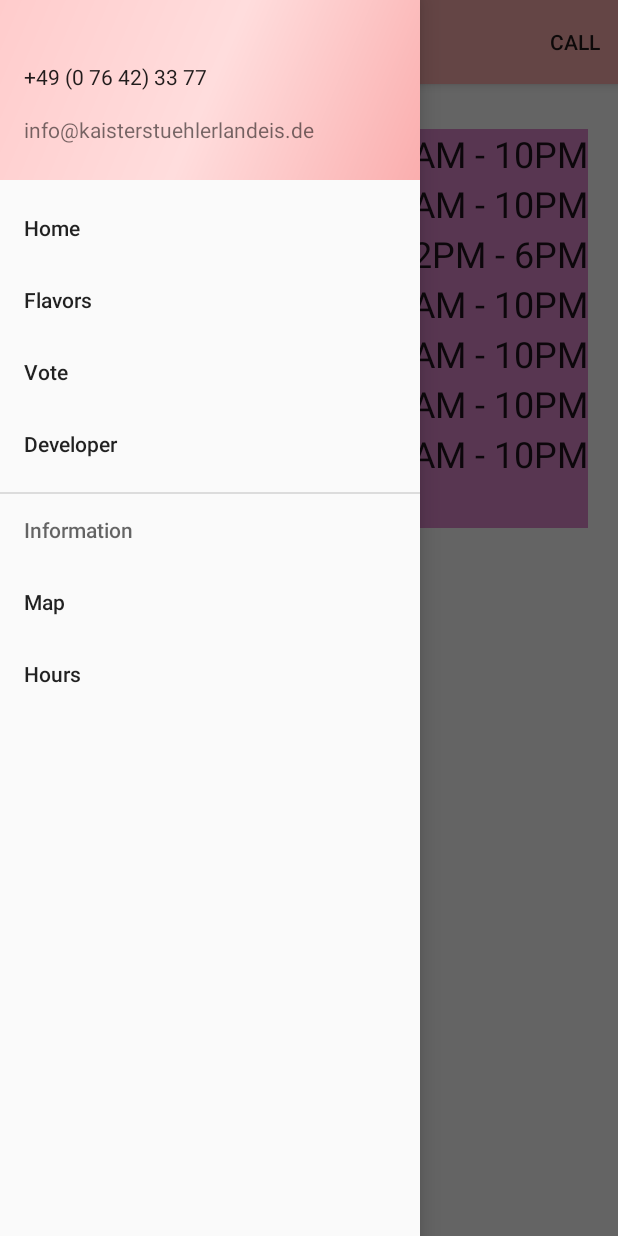
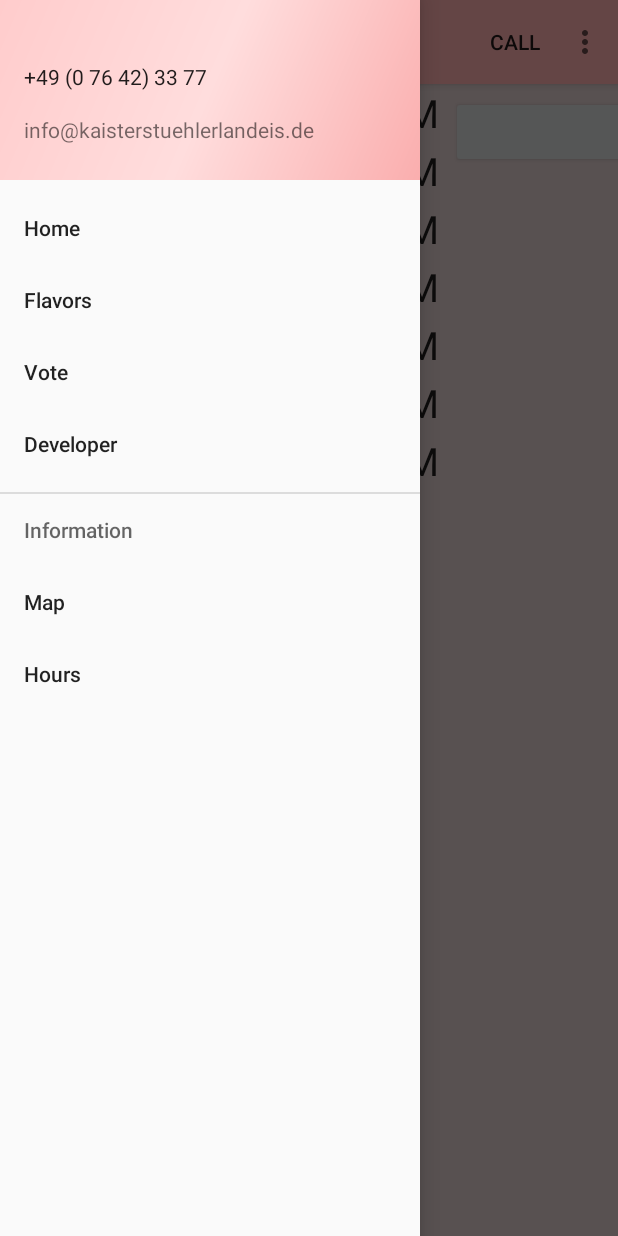
Before and after one commit to jonklep96/KaiserApp, an Android app: the ScheduleActivity screen opened directly, with no data from a screen before it, with the side drawer open, on a phone screen of 412 x 824 dp. Run offline under Robolectric (Android 15) with nearby library versions, the phone set to English and light mode, and no system bars.

Commit message:
Fixed Weird File Problems

```diff
--- a/app/src/main/java/edu/bentley/kaiserapp/DrawerActivity.java
+++ b/app/src/main/java/edu/bentley/kaiserapp/DrawerActivity.java
@@ -175,6 +175,8 @@ public class DrawerActivity extends AppCompatActivity implements NavigationView.
             case R.id.action_call:
                 startActivity(new Intent(Intent.ACTION_DIAL, Uri.parse("tel:"+getResources().getString(R.string.phone_number))));
                 break;
+            case R.id.action_back:
+                super.onBackPressed();
             default:
                 super.onContextItemSelected(item);
         }
--- a/app/src/main/java/edu/bentley/kaiserapp/information/ScheduleActivity.java
+++ b/app/src/main/java/edu/bentley/kaiserapp/information/ScheduleActivity.java
@@ -1,7 +1,9 @@
 package edu.bentley.kaiserapp.information;
 
+import android.content.Intent;
 import android.support.v7.app.AppCompatActivity;
 import android.os.Bundle;
+import android.view.View;
 import android.widget.TextView;
 
 import edu.bentley.kaiserapp.DrawerActivity;
@@ -28,5 +30,12 @@ public class ScheduleActivity extends DrawerActivity {
             scheduleDays.append(e + "\n");
         for (String e : getResources().getStringArray(R.array.schedule_times))
             scheduleTimes.append(e + "\n");
+
+        findViewById(R.id.btn_map).setOnClickListener(new View.OnClickListener() {
+            @Override
+            public void onClick(View v) {
+                startActivity(new Intent(getApplicationContext(), ContactActivity.class));
+            }
+        });
     }
 }
--- a/app/src/main/java/edu/bentley/kaiserapp/main/FlavorsActivity.java
+++ b/app/src/main/java/edu/bentley/kaiserapp/main/FlavorsActivity.java
@@ -54,7 +54,7 @@ public class FlavorsActivity extends DrawerActivity implements TextToSpeech.OnIn
      * The text file that will store the flavors
      * that are downloaded from Frodo.
      */
-    private final static String FILE_NAME = "user_flavors.txt";
+    public final static String FILE_NAME = "user_flavors.txt";
 
     private TextToSpeech speaker;
 
@@ -124,7 +124,7 @@ public class FlavorsActivity extends DrawerActivity implements TextToSpeech.OnIn
                 in = openFileInput(FILE_NAME);
             } catch (IOException e) {
                 Log.d(FLAVOR_TAG, "IOException: user_flavors.txt does not exist");
-                in = getResources().openRawResource(R.raw.flavors);
+                in = getResources().openRawResource(R.raw.user_flavors);
             }
 
             InputStreamReader isr = new InputStreamReader(in);
@@ -136,7 +136,7 @@ public class FlavorsActivity extends DrawerActivity implements TextToSpeech.OnIn
             }
             reader.close();
         } catch (IOException e) {
-            Log.e(FLAVOR_TAG, "IOException: Cannot read flavors.txt");
+            Log.e(FLAVOR_TAG, "IOException: Cannot read user_flavors.txt");
         }
         return toReturn;
     }
--- a/app/src/main/java/edu/bentley/kaiserapp/main/VotingActivity.java
+++ b/app/src/main/java/edu/bentley/kaiserapp/main/VotingActivity.java
@@ -39,6 +39,7 @@ public class VotingActivity extends DrawerActivity {
     private static final String VOTING_TAG = "VotingActivity";
 
     public final static String NAME = "voting";
+    public final static String FILE_NAME = "voting_flavors.txt";
 
     /**
      * The user's phone number and the flavor
@@ -125,7 +126,7 @@ public class VotingActivity extends DrawerActivity {
             InputStream in;
 
             try {
-                in = openFileInput("voting_flavors.txt");
+                in = openFileInput(FILE_NAME);
             } catch (IOException e) {
                 in = getResources().openRawResource(R.raw.voting_flavors);
             }
--- a/app/src/main/res/layout/activity_schedule.xml
+++ b/app/src/main/res/layout/activity_schedule.xml
@@ -3,6 +3,7 @@
     xmlns:tools="http://schemas.android.com/tools"
     android:layout_width="match_parent"
     android:layout_height="match_parent"
+    android:background="@color/contact_schedule"
     tools:context=".information.ScheduleActivity">
 
     <LinearLayout
@@ -18,6 +19,12 @@
             android:layout_height="wrap_content"
             android:layout_weight="1"
             style="@style/Schedule_Right"/>
+
+        <Button android:id="@+id/btn_map"
+            android:layout_width="match_parent"
+            android:layout_height="wrap_content"
+            style="@style/ScheduleButton"
+            android:text="@string/btn_map"/>
     </LinearLayout>
 
 </RelativeLayout>
--- a/app/src/main/res/menu/option_menu.xml
+++ b/app/src/main/res/menu/option_menu.xml
@@ -3,5 +3,7 @@
     xmlns:app="http://schemas.android.com/apk/res-auto">
     <item android:title="@string/action_call"
         app:showAsAction="always"
-        android:id="@+id/action_call"/>
+        android:id="@+id/action_call" />
+    <item android:title="@string/action_back"
+        android:id="@+id/action_back" />
 </menu>
--- a/app/src/main/res/raw/flavors.txt
+++ /dev/null
@@ -1,3 +0,0 @@
-Chocolate
-Vanilla
-Chocolate Fudge
--- a/app/src/main/res/values/colors.xml
+++ b/app/src/main/res/values/colors.xml
@@ -9,7 +9,7 @@
     <color name="tv_voting">#FFFFBBAA</color>
 
     <!-- Colors for Contact Activity -->
-    <color name="contact_schedule">#FFDD88CC</color>
+    <color name="contact_schedule">#FFDDCCCC</color>
     <color name="weather_widget_text">#FF880088</color>
 
     <!-- Colors for Grey Transparent -->
--- a/app/src/main/res/values/dimens.xml
+++ b/app/src/main/res/values/dimens.xml
@@ -18,8 +18,6 @@
 
     <!-- Address in ContactActivity -->
     <dimen name="store_address_textsize">18sp</dimen>
-    <dimen name="tv_schedule_margin_top">30dp</dimen>
-    <dimen name="tv_schedule_margin_side">20dp</dimen>
 
     <!-- Voting Activity Values -->
     <dimen name="tv_voting_textsize">30sp</dimen>
@@ -30,9 +28,14 @@
     <!-- Default screen margins, per the Android Design guidelines. -->
     <dimen name="nav_header_vertical_spacing">8dp</dimen>
     <dimen name="nav_header_height">120dp</dimen>
-    <dimen name="fab_margin">16dp</dimen>
 
     <!-- Dimensinos for Start Activity -->
     <dimen name="title_textsize">38sp</dimen>
     <dimen name="start_pic_margin_top">45dp</dimen>
+
+    <!-- Schedule Activity Dimensions -->
+    <dimen name="sched_linespace">8dp</dimen>
+    <dimen name="sched_textsize">26dp</dimen>
+    <dimen name="sched_btn_margin">8dp</dimen>
+    <dimen name="sched_btn_margin_top">25dp</dimen>
 </resources>
--- a/app/src/main/res/values/strings.xml
+++ b/app/src/main/res/values/strings.xml
@@ -4,7 +4,7 @@
     <string name="store_address">79346 Endingen-Königschaffhausen\nUntere Guldenstr. 10</string>
     <string name="url_address">http://www.kaiserstuehlerlandeis.de/index.php/index.html</string>
 
-    <!-- Contact Activity Text -->
+    <!-- Schedule Activity Text -->
     <string-array name="schedule_days">
         <item name="g_monday">Monday</item>
         <item name="g_tuesday">Tuesday</item>
@@ -23,6 +23,7 @@
         <item name="g_saturday">11AM - 10PM</item>
         <item name="g_sunday">11AM - 10PM</item>
     </string-array>
+    <string name="btn_map">Visit our Location</string>
 
     <!-- Loading Screen -->
     <string name="loading">Loading&#8230;</string>
@@ -36,4 +37,5 @@
 
     <!-- Option Menu List -->
     <string name="action_call">Call</string>
+    <string name="action_back">Go Back</string>
 </resources>
--- a/app/src/main/res/values/styles.xml
+++ b/app/src/main/res/values/styles.xml
@@ -23,22 +23,18 @@
 
     <style name="Schedule_Left" parent="AppTheme">
         <item name="android:background">@color/contact_schedule</item>
-        <item name="android:layout_marginTop">@dimen/tv_schedule_margin_top</item>
-        <item name="android:layout_marginStart">@dimen/tv_schedule_margin_side</item>
-        <item name="android:layout_marginLeft">@dimen/tv_schedule_margin_side</item>
         <item name="android:gravity">left</item>
-        <item name="android:lineSpacingExtra">5dp</item>
-        <item name="android:textSize">24sp</item>
+        <item name="android:lineSpacingExtra">@dimen/sched_linespace</item>
+        <item name="android:textSize">@dimen/sched_textsize</item>
     </style>
 
-    <style name="Schedule_Right" parent="AppTheme">
-        <item name="android:background">@color/contact_schedule</item>
-        <item name="android:layout_marginTop">@dimen/tv_schedule_margin_top</item>
-        <item name="android:layout_marginEnd">@dimen/tv_schedule_margin_side</item>
-        <item name="android:layout_marginRight">@dimen/tv_schedule_margin_side</item>
+    <style name="Schedule_Right" parent="Schedule_Left">
         <item name="android:gravity">right</item>
-        <item name="android:lineSpacingExtra">5dp</item>
-        <item name="android:textSize">24sp</item>
+    </style>
+
+    <style name="ScheduleButton" parent="AppTheme">
+        <item name="android:layout_margin">@dimen/sched_btn_margin</item>
+        <item name="android:layout_marginTop">@dimen/sched_btn_margin_top</item>
     </style>
 
     <style name="AppTheme.NoActionBar">
```
Also changed, not shown: app/src/main/java/edu/bentley/kaiserapp/Animation/animation.java (+6 -3 lines), app/src/main/java/edu/bentley/kaiserapp/information/ContactActivity.java (+11 -4 lines), app/src/main/res/raw/user_flavors.txt (added).
